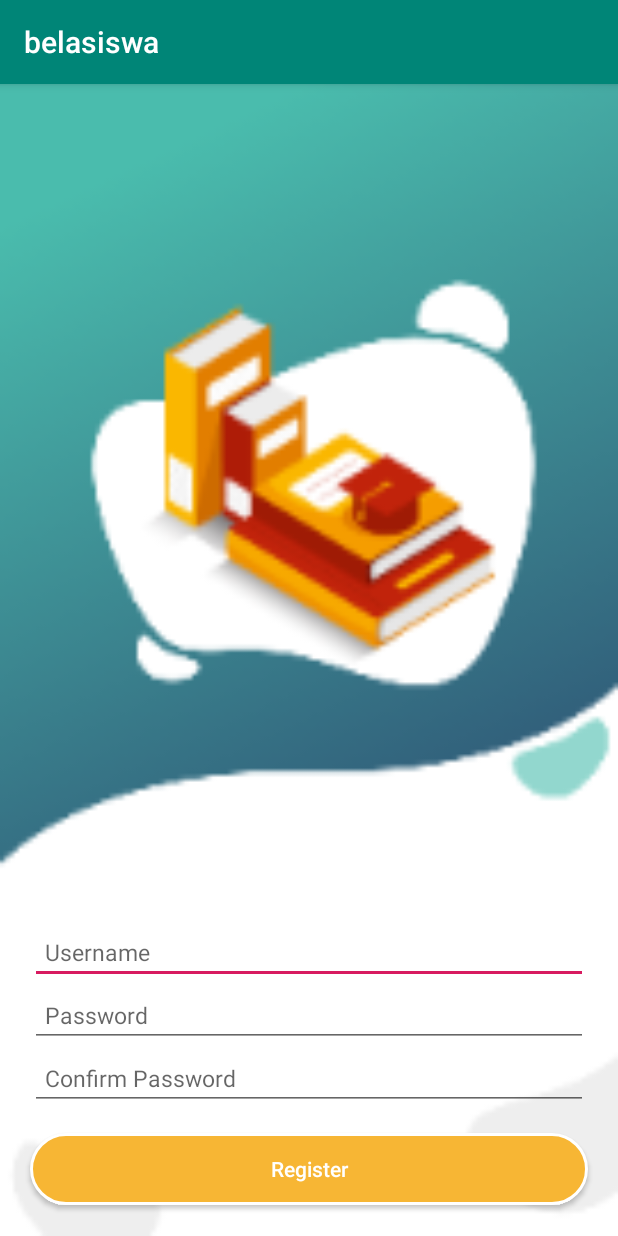
After one commit to ahfizh/belasiswa, an Android app: the RegisterActivity screen opened directly, with no data from a screen before it, on a phone screen of 412 x 824 dp. The commit adds this screen. Run offline under Robolectric (Android 15) with nearby library versions, the phone set to English and light mode, and no system bars.

Commit message:
Clone - Add register activity in the register module

```diff
--- a/app/src/main/java/com/ujuy/ahfizh/belasiswa/MainActivity.java
+++ b/app/src/main/java/com/ujuy/ahfizh/belasiswa/MainActivity.java
@@ -32,5 +32,4 @@ public class MainActivity extends AppCompatActivity {
         b = (ImageView)findViewById(R.id.logoBelasiswa);
         overridePendingTransition(R.anim.fadein,R.anim.fadeout);
     }
-
 }
--- a/app/src/main/java/com/ujuy/ahfizh/belasiswa/Splashscreen_logo_2.java
+++ b/app/src/main/java/com/ujuy/ahfizh/belasiswa/Splashscreen_logo_2.java
@@ -1,7 +1,12 @@
 package com.ujuy.ahfizh.belasiswa;
 
+import android.content.Intent;
 import android.support.v7.app.AppCompatActivity;
 import android.os.Bundle;
+import android.view.View;
+import android.widget.Button;
+
+import com.ujuy.ahfizh.belasiswa.register.RegisterActivity;
 
 public class Splashscreen_logo_2 extends AppCompatActivity {
 
@@ -9,5 +14,6 @@ public class Splashscreen_logo_2 extends AppCompatActivity {
     protected void onCreate(Bundle savedInstanceState) {
         super.onCreate(savedInstanceState);
         setContentView(R.layout.activity_splashscreen_logo_2);
+
     }
 }
--- /dev/null
+++ b/app/src/main/java/com/ujuy/ahfizh/belasiswa/register/RegisterActivity.java
@@ -0,0 +1,39 @@
+package com.ujuy.ahfizh.belasiswa.register;
+
+import android.support.v7.app.AppCompatActivity;
+import android.os.Bundle;
+import android.view.View;
+import android.widget.Button;
+import android.widget.EditText;
+import android.widget.Toast;
+
+import com.ujuy.ahfizh.belasiswa.R;
+
+public class RegisterActivity extends AppCompatActivity {
+
+    private EditText username, password, confirmPass;
+    private Button register;
+
+    @Override
+    protected void onCreate(Bundle savedInstanceState) {
+        super.onCreate(savedInstanceState);
+        setContentView(R.layout.activity_register);
+
+        username = (EditText) findViewById(R.id.edUsername);
+        password = (EditText) findViewById(R.id.edPassword);
+        confirmPass = (EditText) findViewById(R.id.edConfirmPassword);
+        register = (Button) findViewById(R.id.btnRegister);
+
+        onClickRegister();
+    }
+
+    // HOW TO HANDLE WHEN BUTTON CLICK
+    private void onClickRegister(){
+        register.setOnClickListener(new View.OnClickListener() {
+            @Override
+            public void onClick(View v) {
+                Toast.makeText(getApplicationContext(), "Register Success", Toast.LENGTH_SHORT).show();
+            }
+        });
+    }
+}
--- /dev/null
+++ b/app/src/main/res/layout/activity_register.xml
@@ -0,0 +1,65 @@
+<?xml version="1.0" encoding="utf-8"?>
+<LinearLayout
+    xmlns:android="http://schemas.android.com/apk/res/android"
+    xmlns:tools="http://schemas.android.com/tools"
+    android:layout_width="match_parent"
+    android:layout_height="match_parent"
+    android:orientation="vertical"
+    android:gravity="bottom"
+    android:background="@drawable/splashscreen2_1"
+    tools:context=".register.RegisterActivity">
+
+    <RelativeLayout
+        android:layout_width="match_parent"
+        android:layout_height="wrap_content"
+        android:layout_marginTop="5dp"
+        android:layout_marginBottom="5dp">
+
+        <EditText
+            android:id="@+id/edUsername"
+            android:layout_width="match_parent"
+            android:layout_height="wrap_content"
+            android:hint="Username"
+            android:textSize="15sp"
+            android:paddingLeft="10dp"
+            android:layout_marginLeft="20dp"
+            android:layout_marginRight="20dp"/>
+
+        <EditText
+            android:id="@+id/edPassword"
+            android:layout_width="match_parent"
+            android:layout_height="wrap_content"
+            android:hint="Password"
+            android:textSize="15sp"
+            android:layout_below="@id/edUsername"
+            android:paddingLeft="10dp"
+            android:layout_marginLeft="20dp"
+            android:layout_marginRight="20dp"/>
+
+        <EditText
+            android:id="@+id/edConfirmPassword"
+            android:layout_width="match_parent"
+            android:layout_height="wrap_content"
+            android:hint="Confirm Password"
+            android:textSize="15sp"
+            android:layout_below="@id/edPassword"
+            android:paddingLeft="10dp"
+            android:layout_marginLeft="20dp"
+            android:layout_marginRight="20dp"/>
+
+        <Button
+            android:id="@+id/btnRegister"
+            android:layout_width="match_parent"
+            android:layout_height="wrap_content"
+            android:text="Register"
+            android:textColor="#fff"
+            android:textAllCaps="false"
+            android:layout_below="@id/edConfirmPassword"
+            android:layout_marginTop="15dp"
+            android:layout_marginBottom="15dp"
+            android:layout_marginLeft="20dp"
+            android:layout_marginRight="20dp"
+            android:background="@drawable/lonjong_orange_border"/>
+
+    </RelativeLayout>
+</LinearLayout>
--- a/app/src/main/res/layout/activity_splashscreen_logo_2.xml
+++ b/app/src/main/res/layout/activity_splashscreen_logo_2.xml
@@ -27,5 +27,4 @@
             android:background="@drawable/lonjong_orange_border" />
 
     </LinearLayout>
-
 </RelativeLayout>
```
Also changed, not shown: app/src/main/AndroidManifest.xml (+7 -5 lines), app/src/main/java/com/ujuy/ahfizh/belasiswa/Splashscreen_logo.java (+16 -0 lines), app/src/main/res/layout/activity_splashscreen_logo.xml (+7 -13 lines).
